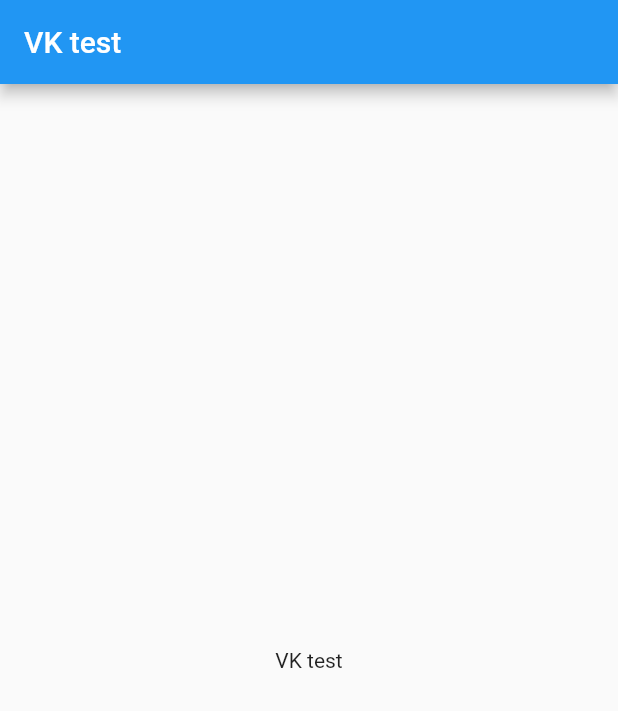
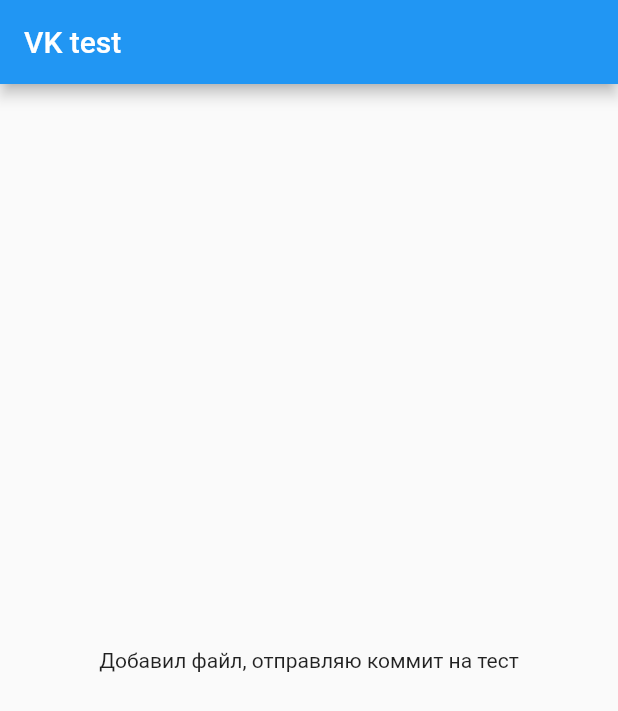
Before and after one commit to sstkachev/flutter_vk_test, a Flutter app: the screen it shows after launch, on a phone screen of 412 x 824 dp. Shown: the top 711 px of the screen. Run offline on Flutter 3.47's test engine with Material 2 defaults, Android fonts, the phone set to English and light mode, and no system bars.

Commit message:
Добавил файл, отправляю тестовый коммит

```diff
--- /dev/null
+++ b/lib/data/message_for_commit.dart
@@ -0,0 +1,3 @@
+abstract class MessageForCommit {
+  static const String message = 'Добавил файл, отправляю коммит на тест';
+}
--- a/lib/main.dart
+++ b/lib/main.dart
@@ -1,4 +1,5 @@
 import 'package:flutter/material.dart';
+import 'package:flutter_vk_test/data/message_for_commit.dart';
 
 void main() {
   runApp(const MyApp());
@@ -29,7 +30,7 @@ class MyHomePage extends StatelessWidget {
       appBar: AppBar(
         title: Text('VK test'),
       ),
-      body: Center(child: Text('VK test')),
+      body: Center(child: Text(MessageForCommit.message)),
     );
   }
 }
```
